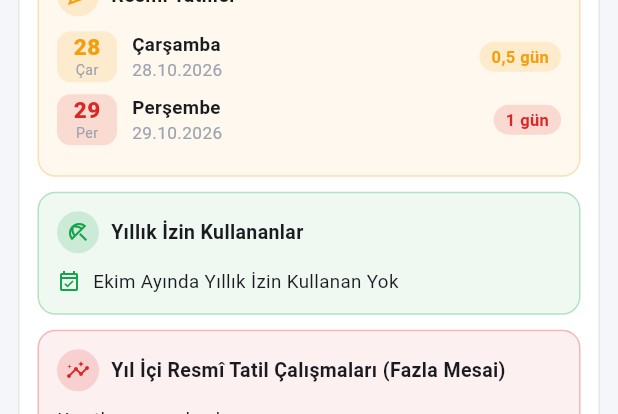
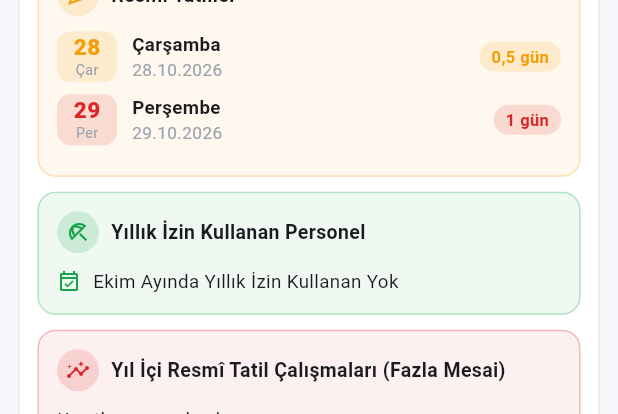
Before and after one commit to avara1984/nobet_pro, a Flutter app: the _Dashboard widget shown alone on an empty page, opened directly with empty values, scrolled down 534 dp, on a phone screen of 412 x 824 dp. Shown: the top 414 px of the screen. Run offline on Flutter 3.47's test engine with Material 3 defaults, Android fonts, the phone set to English and light mode, and no system bars; our stand-ins replace cloud_firestore, file_picker, firebase_auth, firebase_core, firebase_messaging, font_awesome_flutter and 3 more; accounts and stored records are empty; network calls fail; Roboto replaces fonts that are missing (Segoe UI).

Commit message:
Dashboard: "Yıllık İzin Kullananlar" başlığı "Yıllık İzin Kullanan Personel" oldu
Co-Authored-By: Claude Sonnet 5.5 <noreply@anthropic.com>

```diff
--- a/lib/ekranlar/ana_ekran.dart
+++ b/lib/ekranlar/ana_ekran.dart
@@ -1228,7 +1228,7 @@ class _Dashboard extends StatelessWidget {
                       _bilgiKarti(
                         ikon: Icons.beach_access_outlined,
                         renk: R.yesil,
-                        baslik: 'Yıllık İzin Kullananlar',
+                        baslik: 'Yıllık İzin Kullanan Personel',
                         icerik: izinIcerik,
                         genislik: w,
                       ),
```
